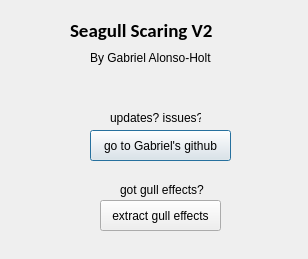
Qt form ssv2_about_ui.ui (Gabriel-H189/SSV2-Qt5) before a commit.
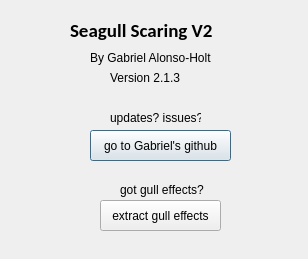
The same form after that commit.

Commit message: Add version to about window

What changed in the file:
```diff
--- a/ssv2_about_ui.ui
+++ b/ssv2_about_ui.ui
@@ -99,6 +99,19 @@
     <string>got gull effects?</string>
    </property>
   </widget>
+  <widget class="QLabel" name="version_label">
+   <property name="geometry">
+    <rect>
+     <x>110</x>
+     <y>70</y>
+     <width>131</width>
+     <height>16</height>
+    </rect>
+   </property>
+   <property name="text">
+    <string>Version 2.1.3</string>
+   </property>
+  </widget>
  </widget>
  <resources/>
  <connections/>
```
The commit also changes 1 other file.
